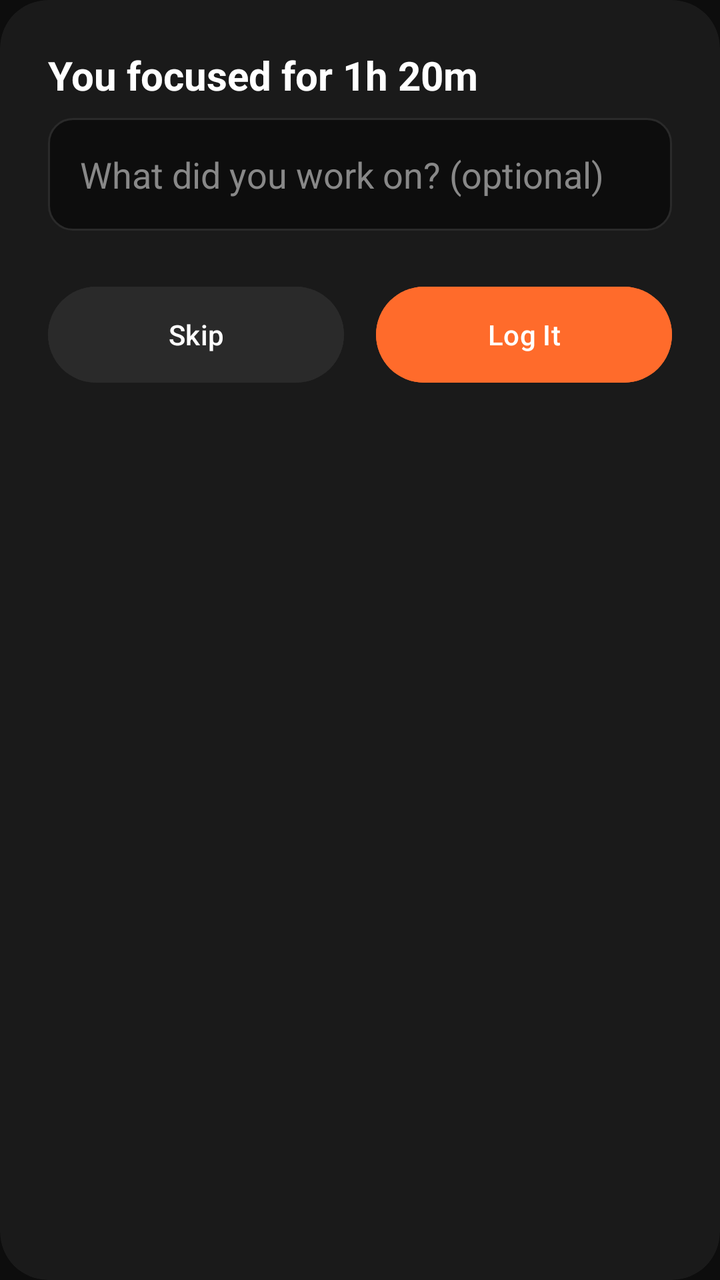
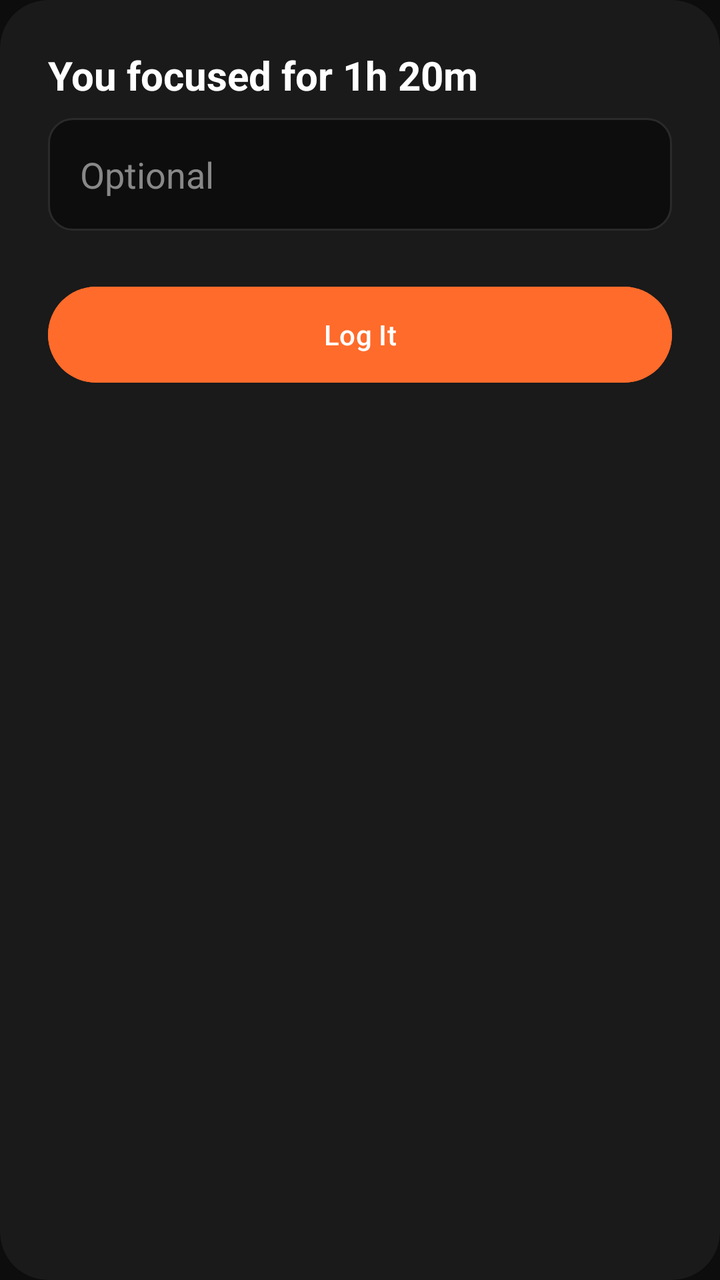

An Android layout rendered at two revisions. The XML below is the earlier revision; the diff shows what the commit changed to produce the second picture.
<!-- AndroidManifest.xml: application theme Theme.Tether -->
<!-- res/layout/dialog_timer_note.xml -->
<?xml version="1.0" encoding="utf-8"?>
<androidx.cardview.widget.CardView xmlns:android="http://schemas.android.com/apk/res/android"
    xmlns:app="http://schemas.android.com/apk/res-auto"
    android:layout_width="match_parent"
    android:layout_height="wrap_content"
    app:cardBackgroundColor="@color/colorSurface"
    app:cardCornerRadius="24dp"
    app:cardElevation="0dp">

    <LinearLayout
        android:layout_width="match_parent"
        android:layout_height="wrap_content"
        android:orientation="vertical"
        android:padding="24dp">

        <TextView
            android:id="@+id/tvFocusedTime"
            android:layout_width="wrap_content"
            android:layout_height="wrap_content"
            android:text="You focused for 1h 20m"
            android:textColor="@color/colorTextPrimary"
            android:textSize="20sp"
            android:textStyle="bold"
            android:layout_marginBottom="8dp" />

        <EditText
            android:id="@+id/etNote"
            android:layout_width="match_parent"
            android:layout_height="wrap_content"
            android:hint="What did you work on? (optional)"
            android:textColor="@color/colorTextPrimary"
            android:textColorHint="@color/colorTextSecondary"
            android:background="@drawable/bg_input_field"
            android:padding="16dp"
            android:layout_marginBottom="24dp" />

        <LinearLayout
            android:layout_width="match_parent"
            android:layout_height="wrap_content"
            android:orientation="horizontal">

            <Button
                android:id="@+id/btnSkip"
                android:layout_width="0dp"
                android:layout_height="56dp"
                android:layout_weight="1"
                android:text="Skip"
                android:backgroundTint="@color/elevated"
                android:textColor="@color/colorTextPrimary"
                android:layout_marginEnd="8dp" />

            <Button
                android:id="@+id/btnLogIt"
                android:layout_width="0dp"
                android:layout_height="56dp"
                android:layout_weight="1"
                android:text="Log It"
                android:backgroundTint="@color/colorAccent"
                android:textColor="@color/colorTextPrimary"
                android:layout_marginStart="8dp" />
        </LinearLayout>
    </LinearLayout>
</androidx.cardview.widget.CardView>
<!-- resources referenced by this layout -->
<resources>
  <color name="colorAccent">#FF6B2B</color>
  <color name="colorSurface">#1A1A1A</color>
  <color name="colorTextPrimary">#FFFFFF</color>
  <color name="colorTextSecondary">#888888</color>
  <color name="elevated">#2A2A2A</color>
  <!-- drawable bg_input_field (drawable) -->
  <?xml version="1.0" encoding="utf-8"?>
  <shape xmlns:android="http://schemas.android.com/apk/res/android"
      android:shape="rectangle">
      <solid android:color="@color/colorBackground" />
      <stroke
          android:width="1dp"
          android:color="@color/colorBorder" />
      <corners android:radius="12dp" />
  </shape>
  <style name="Theme.Tether" parent="Theme.Material3.Dark.NoActionBar">
          
          <item name="android:windowBackground">@color/colorBackground</item>
          <item name="colorPrimary">@color/colorAccent</item>
          <item name="colorSurface">@color/colorSurface</item>
          <item name="colorOnSurface">@color/colorTextPrimary</item>
  
          <item name="android:statusBarColor">@color/colorBackground</item>
          <item name="android:navigationBarColor">@color/colorBackground</item>
      </style>
  <color name="colorBackground">#0D0D0D</color>
  <color name="colorBorder">#2A2A2A</color>
</resources>

<!-- the commit's change to res/layout/dialog_timer_note.xml (unified diff, before → after) -->
@@ -27,37 +27,19 @@
             android:id="@+id/etNote"
             android:layout_width="match_parent"
             android:layout_height="wrap_content"
-            android:hint="What did you work on? (optional)"
+            android:hint="Optional"
             android:textColor="@color/colorTextPrimary"
             android:textColorHint="@color/colorTextSecondary"
             android:background="@drawable/bg_input_field"
             android:padding="16dp"
             android:layout_marginBottom="24dp" />
 
-        <LinearLayout
+        <Button
+            android:id="@+id/btnLogIt"
             android:layout_width="match_parent"
-            android:layout_height="wrap_content"
-            android:orientation="horizontal">
-
-            <Button
-                android:id="@+id/btnSkip"
-                android:layout_width="0dp"
-                android:layout_height="56dp"
-                android:layout_weight="1"
-                android:text="Skip"
-                android:backgroundTint="@color/elevated"
-                android:textColor="@color/colorTextPrimary"
-                android:layout_marginEnd="8dp" />
-
-            <Button
-                android:id="@+id/btnLogIt"
-                android:layout_width="0dp"
-                android:layout_height="56dp"
-                android:layout_weight="1"
-                android:text="Log It"
-                android:backgroundTint="@color/colorAccent"
-                android:textColor="@color/colorTextPrimary"
-                android:layout_marginStart="8dp" />
-        </LinearLayout>
+            android:layout_height="56dp"
+            android:text="Log It"
+            android:backgroundTint="@color/colorAccent"
+            android:textColor="@color/colorTextPrimary" />
     </LinearLayout>
 </androidx.cardview.widget.CardView>
<!-- resource entries referenced after the edit -->
@@ -4,7 +4,6 @@
   <color name="colorSurface">#1A1A1A</color>
   <color name="colorTextPrimary">#FFFFFF</color>
   <color name="colorTextSecondary">#888888</color>
-  <color name="elevated">#2A2A2A</color>
   <!-- drawable bg_input_field (drawable) -->
   <?xml version="1.0" encoding="utf-8"?>
   <shape xmlns:android="http://schemas.android.com/apk/res/android"
